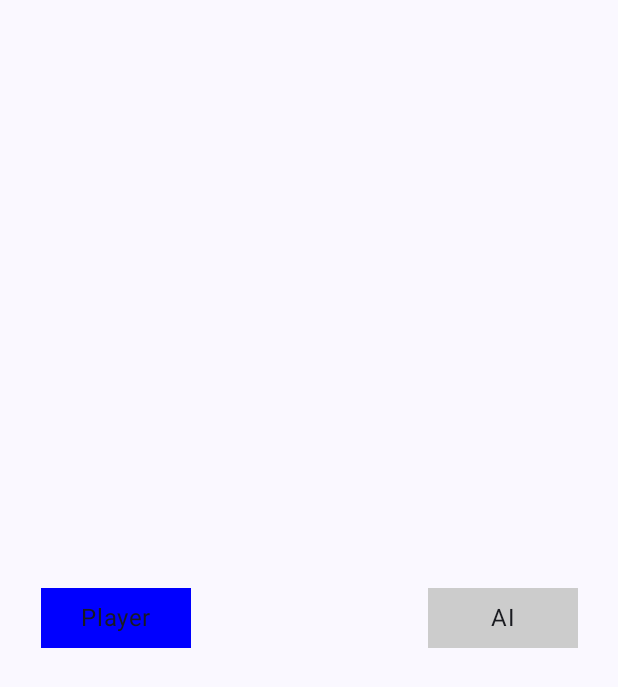
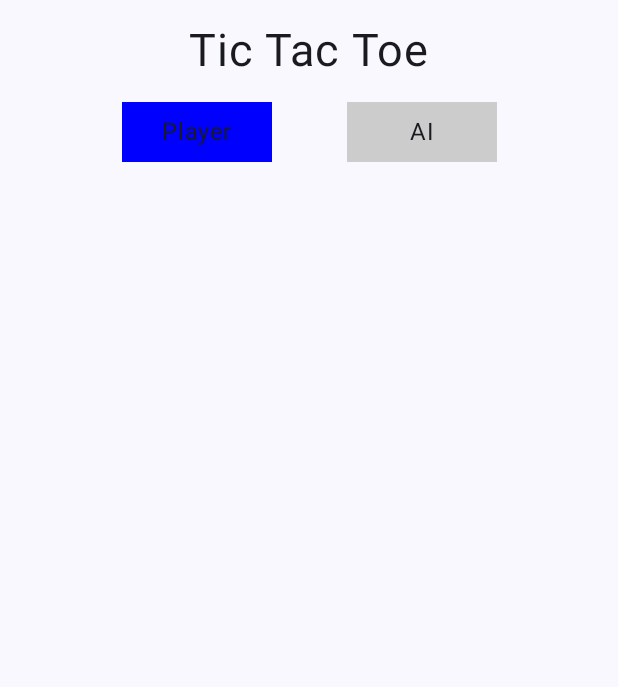
Before and after one commit to rustam432184798213651/TicTacToe, an Android app built with Jetpack Compose: the screen it shows after launch (MainActivity), on a phone screen of 412 x 824 dp. Shown: the top 687 px of the screen. Run offline under Robolectric (Android 15) with nearby library versions, the phone set to English and light mode, and no system bars.

Commit message:
Add title and centered two boxes

```diff
--- a/app/src/main/java/com/example/tictactoe/MainActivity.kt
+++ b/app/src/main/java/com/example/tictactoe/MainActivity.kt
@@ -7,6 +7,7 @@ import androidx.activity.compose.setContent
 import androidx.compose.foundation.background
 import androidx.compose.foundation.layout.Arrangement
 import androidx.compose.foundation.layout.Box
+import androidx.compose.foundation.layout.Column
 import androidx.compose.foundation.layout.Row
 import androidx.compose.foundation.layout.Spacer
 import androidx.compose.foundation.layout.fillMaxSize
@@ -24,6 +25,7 @@ import androidx.compose.ui.Modifier
 import androidx.compose.ui.graphics.Color
 import androidx.compose.ui.tooling.preview.Preview
 import androidx.compose.ui.unit.dp
+import androidx.compose.ui.unit.sp
 import com.example.tictactoe.ui.theme.TicTacToeTheme
 
 class MainActivity : ComponentActivity() {
@@ -51,8 +53,16 @@ fun TTTScreen() {
 
     val moves = remember {mutableStateListOf<Boolean?>(true, null, false, null, true, false, null, null, null) }
 
-    Header(playerTurn.value)
-    Board(moves)
+    Column(horizontalAlignment = Alignment.CenterHorizontally) {
+        Text(text = "Tic Tac Toe", fontSize = 30.sp, modifier = Modifier.padding(16.dp))
+
+
+        Header(playerTurn.value)
+
+        Board(moves)
+    }
+
+
 }
 
 @Composable
```
